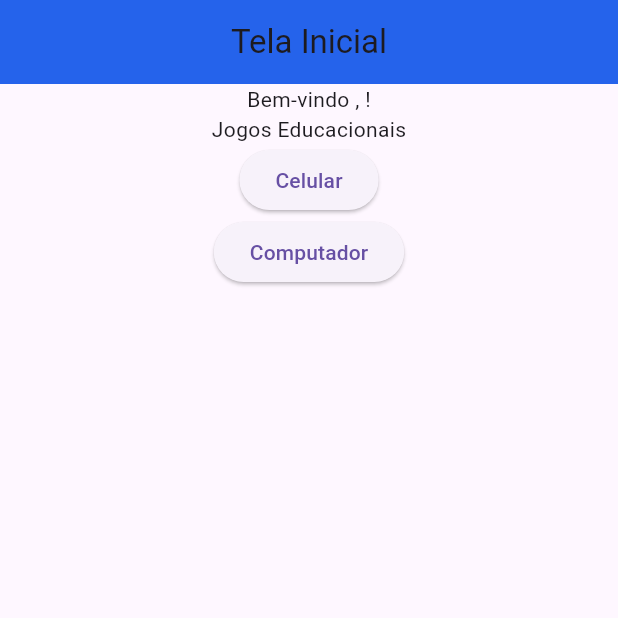
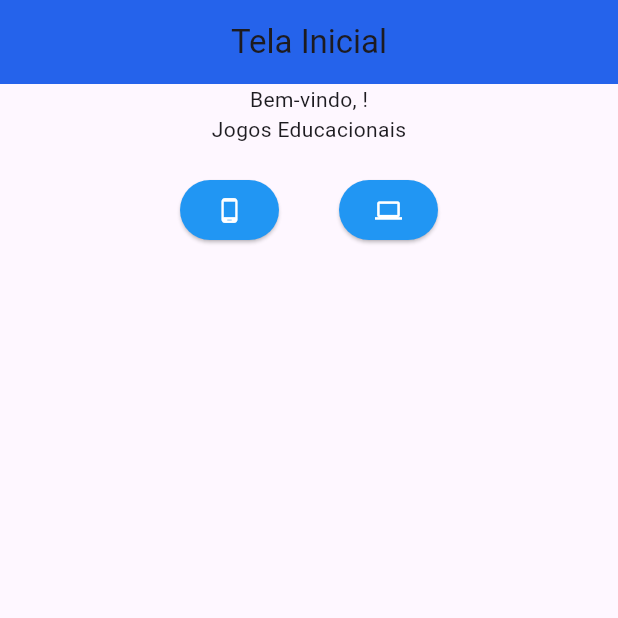
Before and after one commit to pls-dev1104/TCC-IFF, a Flutter app: the screen it shows after launch, after a tap on "Cadastrar", on a phone screen of 412 x 824 dp, the top half of it. Run offline on Flutter 3.47's test engine with Material 3 defaults, Android fonts, the phone set to English and light mode, and no system bars; our stand-ins replace shared_preferences.

Commit message:
Deixando o border-radius no login e modificando o botão do celular e computador

```diff
--- a/includeapp/lib/inicial.dart
+++ b/includeapp/lib/inicial.dart
@@ -20,14 +20,35 @@ class _InicialState extends State<Inicial> {
         body: Center(
           child: Column(
             children: [
-              Text("Bem-vindo , ${widget.nome}!"),
+              Text("Bem-vindo, ${widget.nome}!"),
               Text("Jogos Educacionais"),
-              ElevatedButton(onPressed: (){
-                Navigator.push(context, MaterialPageRoute(builder: (context) => Celular()));
-              }, child: const Text("Celular")),
-              ElevatedButton(onPressed: (){
-                Navigator.push(context, MaterialPageRoute(builder: (context) => Computador()));
-              }, child: const Text("Computador"))
+              SizedBox(height: 20),
+
+              Row(
+                mainAxisAlignment: MainAxisAlignment.center,
+                children: [
+                  ElevatedButton(
+                    style: ElevatedButton.styleFrom(
+                      backgroundColor: Colors.blue,
+
+                    ),
+                    onPressed: (){
+                      Navigator.push(context, MaterialPageRoute(builder: (context) => Celular()));
+                    }, child: const Icon(Icons.phone_android, color: Colors.white),
+                  ),
+
+                  SizedBox(width: 40),
+
+                  ElevatedButton(
+                    style: ElevatedButton.styleFrom(
+                      backgroundColor: Colors.blue
+                    ),
+                    onPressed: (){
+                      Navigator.push(context, MaterialPageRoute(builder: (context) => Computador()));
+                    }, child: const Icon(Icons.computer, color: Colors.white)
+                  )
+                ]
+              )
             ],
           ),
         ),
--- a/includeapp/lib/principal.dart
+++ b/includeapp/lib/principal.dart
@@ -30,9 +30,22 @@ TextEditingController nomeUs = TextEditingController();
       appBar: AppBar(centerTitle: true, title: Text("IncludeApp")),
       body: Center(child:
         Column(children: [
-            TextField(controller: nomeUs,
-            decoration: InputDecoration(labelText: "Digitar o seu nome"),
+          SizedBox(height: 20),
+
+            SizedBox(
+              width: 800,
+              height: 60,
+              child: TextField(
+                controller: nomeUs,
+                decoration: InputDecoration(
+                  labelText: "Digitar o seu nome",
+                  enabledBorder: OutlineInputBorder(
+                    borderRadius: BorderRadius.circular(10),
+                  )
+                ),
+              ),
             ),
+
             ElevatedButton(onPressed: salvar, child: Text("Cadastrar")),
           ]
         )
```
